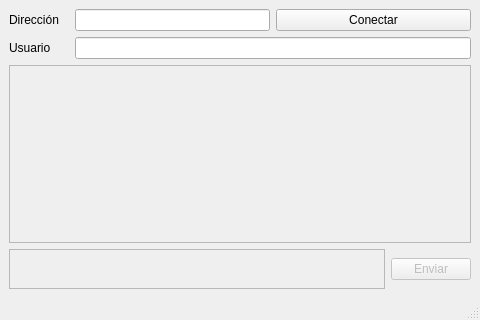
yastanotheruser/dsconvo, file clientwindow.ui: the form before one commit.
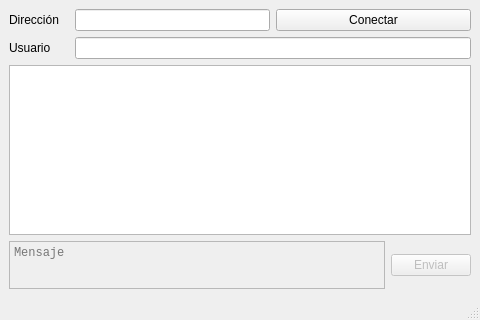
The form after the commit.

Patch:
```diff
--- a/clientwindow.ui
+++ b/clientwindow.ui
@@ -112,7 +112,18 @@
         <item>
          <widget class="QPlainTextEdit" name="recvPlainTextEdit">
           <property name="enabled">
-           <bool>false</bool>
+           <bool>true</bool>
+          </property>
+          <property name="font">
+           <font>
+            <family>Monospace</family>
+           </font>
+          </property>
+          <property name="readOnly">
+           <bool>true</bool>
+          </property>
+          <property name="maximumBlockCount">
+           <number>32</number>
           </property>
          </widget>
         </item>
@@ -120,8 +131,11 @@
       </item>
       <item>
        <layout class="QHBoxLayout" name="sendLayout">
+        <property name="spacing">
+         <number>6</number>
+        </property>
         <item>
-         <widget class="QTextEdit" name="sendTextEdit">
+         <widget class="QPlainTextEdit" name="sendPlainTextEdit">
           <property name="enabled">
            <bool>false</bool>
           </property>
@@ -140,9 +154,17 @@
           <property name="maximumSize">
            <size>
             <width>16777215</width>
-            <height>40</height>
+            <height>48</height>
            </size>
           </property>
+          <property name="font">
+           <font>
+            <family>Monospace</family>
+           </font>
+          </property>
+          <property name="placeholderText">
+           <string>Mensaje</string>
+          </property>
          </widget>
         </item>
         <item>
```
Left out of the diff: 9 changed lines with no effect on the pictures.
